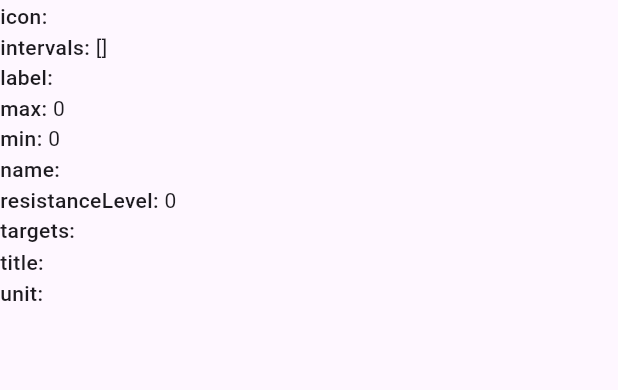
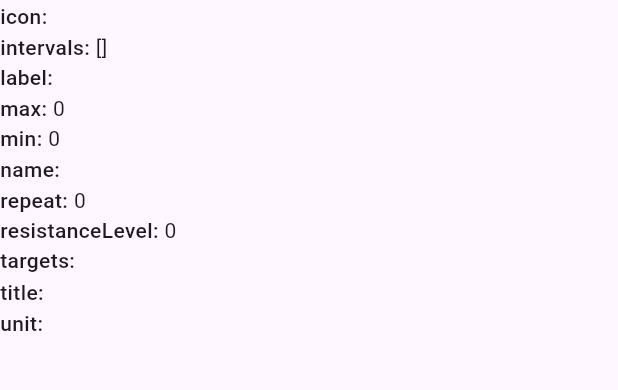
Before and after one commit to iliuta/ftms, a Flutter app: the IntervalTargetFieldsDisplay widget shown alone on an empty page, opened directly with empty values, on a phone screen of 412 x 824 dp, the part 154-544 px from its top. Run offline on Flutter 3.47's test engine with Material 3 defaults, Android fonts, the phone set to English and light mode, and no system bars; our stand-ins replace flutter_blue_plus; missing offline and left inert: flutter_ftms.

Commit message:
added repeat field

```diff
--- a/lib/features/training/training_session_loader.dart
+++ b/lib/features/training/training_session_loader.dart
@@ -10,12 +10,21 @@ class TrainingSession {
   TrainingSession({required this.title, required this.ftmsMachineType, required this.intervals});
 
   factory TrainingSession.fromJson(Map<String, dynamic> json) {
+    final List intervalsRaw = json['intervals'] as List;
+    final List<TrainingInterval> expandedIntervals = [];
+    for (final e in intervalsRaw) {
+      final interval = TrainingInterval.fromJson(e);
+      final repeat = interval.repeat ?? 1;
+      if (repeat > 0) {
+        for (int i = 0; i < repeat; i++) {
+          expandedIntervals.add(interval);
+        }
+      }
+    }
     return TrainingSession(
       title: json['title'],
       ftmsMachineType: json['ftmsMachineType'],
-      intervals: (json['intervals'] as List)
-          .map((e) => TrainingInterval.fromJson(e))
-          .toList(),
+      intervals: expandedIntervals,
     );
   }
 }
@@ -25,8 +34,9 @@ class TrainingInterval {
   final int duration;
   final Map<String, dynamic>? targets;
   final int? resistanceLevel;
+  final int? repeat;
 
-  TrainingInterval({this.title, required this.duration, this.targets, this.resistanceLevel});
+  TrainingInterval({this.title, required this.duration, this.targets, this.resistanceLevel, this.repeat});
 
   factory TrainingInterval.fromJson(Map<String, dynamic> json) {
     return TrainingInterval(
@@ -34,6 +44,7 @@ class TrainingInterval {
       duration: json['duration'],
       targets: json['targets'] != null ? Map<String, dynamic>.from(json['targets']) : null,
       resistanceLevel: json['resistanceLevel'],
+      repeat: json['repeat'],
     );
   }
 }
--- a/lib/training-sessions/endurance-ride.json
+++ b/lib/training-sessions/endurance-ride.json
@@ -5,7 +5,8 @@
         {
             "title": "Warm Up",
             "duration": 30,
-            "targets": {"Instantaneous Power": 100, "Instantaneous Cadence": 80}
+            "targets": {"Instantaneous Power": 100, "Instantaneous Cadence": 80},
+            "repeat": 10
         },
         {
             "title": "Main Set",
```
